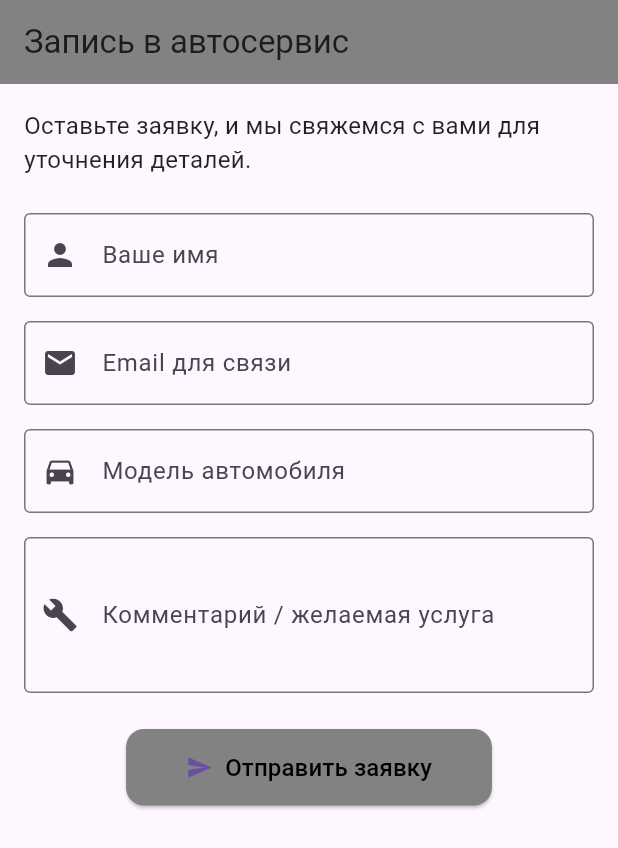
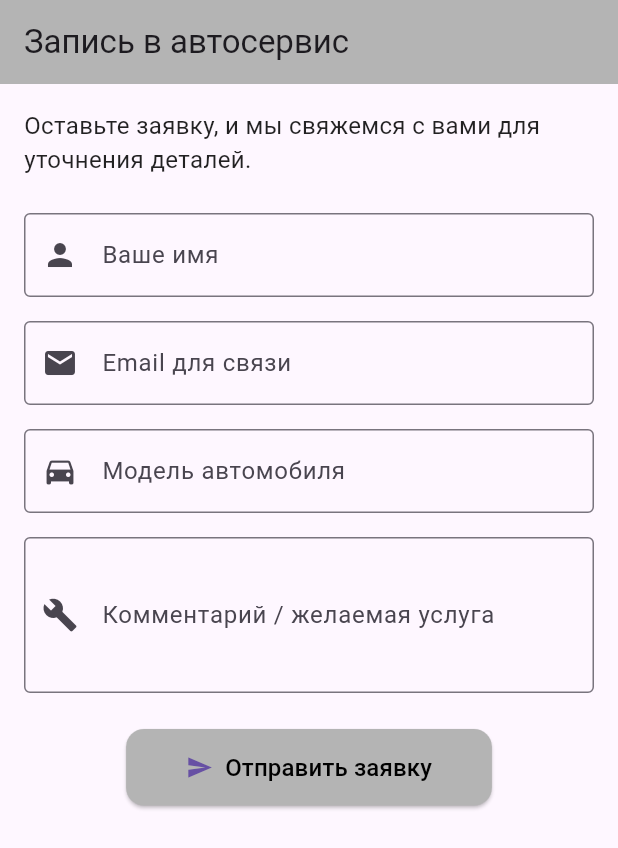
Before and after one commit to Nullwood/DriveDiary, a Flutter app: the screen it shows after launch, on a phone screen of 412 x 824 dp. Shown: the top 848 px of the screen. Run offline on Flutter 3.47's test engine with Material 3 defaults, Android fonts, the phone set to English and light mode, and no system bars.

```diff
--- a/lib/screens/form_screen.dart
+++ b/lib/screens/form_screen.dart
@@ -56,7 +56,7 @@ class _FormScreenState extends State<FormScreen> {
     return Scaffold(
       appBar: AppBar(
         title: const Text('Запись в автосервис'),
-        backgroundColor: const Color.fromARGB(255, 130, 130, 130),
+        backgroundColor: const Color.fromARGB(255, 180, 180, 180),
       ),
       body: SingleChildScrollView(
         padding: const EdgeInsets.all(16.0),
@@ -150,7 +150,7 @@ class _FormScreenState extends State<FormScreen> {
                 child: ElevatedButton.icon(
                   onPressed: _submitForm,
                   style: ElevatedButton.styleFrom(
-                    backgroundColor: const Color.fromARGB(255, 130, 130, 130),
+                    backgroundColor: const Color.fromARGB(255, 180, 180, 180),
                     padding: const EdgeInsets.symmetric(
                         horizontal: 40, vertical: 14),
                     shape: RoundedRectangleBorder(
```
Also changed, not shown: 1 other file.
